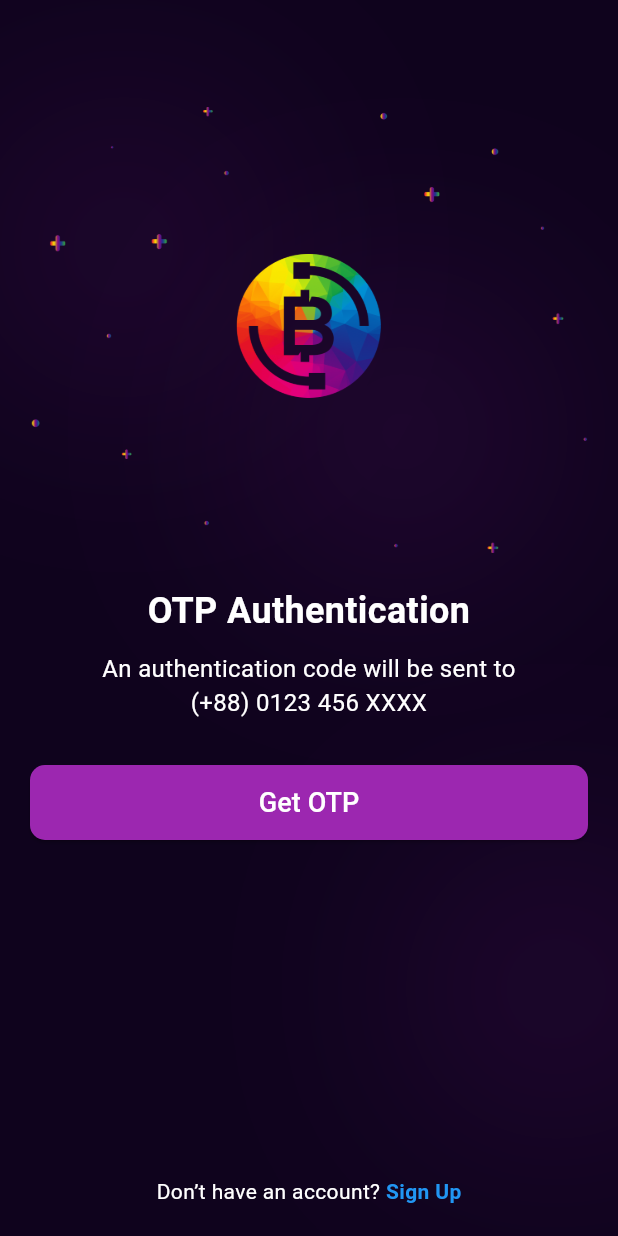
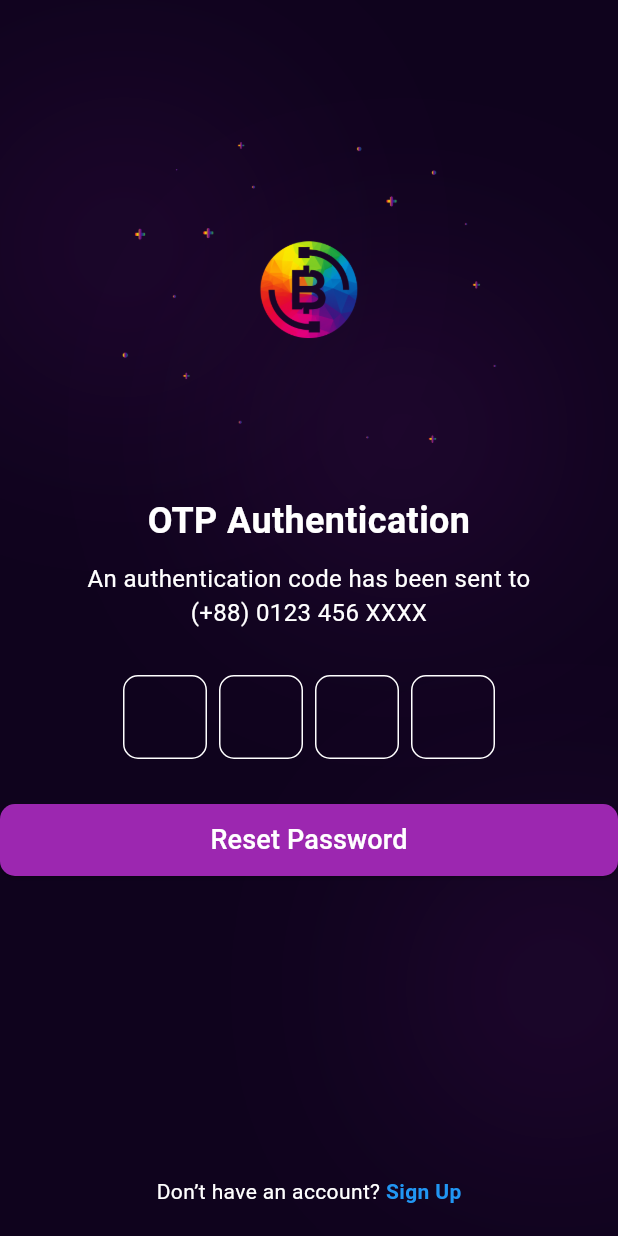
Before and after one commit to AshikurRahman848/bitcoin, a Flutter app: the ResetScreenView screen opened directly, after a tap on "Get OTP", on a phone screen of 412 x 824 dp. Run offline on Flutter 3.47's test engine with Material 3 defaults, Android fonts, the phone set to English and light mode, and no system bars; drawn by our look-alikes of pinput.

```diff
--- a/lib/ui/login.dart
+++ b/lib/ui/login.dart
@@ -30,7 +30,7 @@ class _LoginViewState extends State<LoginView> {
                 children: [
                   const SizedBox(height: 50),
                   Image.asset('assets/images/logo.png',
-                      width: 200, height: 200),
+                      width: 300, height: 300),
                   const SizedBox(height: 20),
                   TextField(
                     style: const TextStyle(color: Colors.white),
--- a/lib/ui/reset/otpscreen.dart
+++ b/lib/ui/reset/otpscreen.dart
@@ -1,5 +1,8 @@
+import 'package:bitcoin/ui/reset/newpassword.dart';
 import 'package:bitcoin/utils/backgroundpaint.dart';
 import 'package:flutter/material.dart';
+import 'package:bitcoin/ui/signup.dart';
+import 'package:pinput/pinput.dart';
 
 class OtpScreen extends StatefulWidget {
   const OtpScreen({super.key});
@@ -9,15 +12,154 @@ class OtpScreen extends StatefulWidget {
 }
 
 class _OtpScreenState extends State<OtpScreen> {
+  final TextEditingController pinController = TextEditingController();
+  final FocusNode focusNode = FocusNode();
+  final GlobalKey<FormState> formKey = GlobalKey<FormState>();
+
+  @override
+  void dispose() {
+    pinController.dispose();
+    focusNode.dispose();
+    super.dispose();
+  }
+
   @override
   Widget build(BuildContext context) {
+    final defaultPinTheme = PinTheme(
+      width: 56,
+      height: 56,
+      textStyle: const TextStyle(
+        fontSize: 20,
+        color: Colors.white,
+      ),
+      decoration: BoxDecoration(
+        border: Border.all(color: Colors.white),
+        borderRadius: BorderRadius.circular(10),
+        color: Colors.transparent,
+      ),
+    );
+
     return Scaffold(
       body: Stack(
         children: [
           CustomPaint(
-            size: Size(MediaQuery.of(context).size.width,
-                MediaQuery.of(context).size.height),
+            size: Size(
+              MediaQuery.of(context).size.width,
+              MediaQuery.of(context).size.height,
+            ),
             painter: BackgroundPainter(),
+          ),
+          SingleChildScrollView(
+            child: Column(
+              mainAxisAlignment: MainAxisAlignment.spaceBetween,
+              children: [
+                const SizedBox(height: 70),
+                Image.asset(
+                  'assets/images/logo.png',
+                  width: 250,
+                  height: 250,
+                ),
+                const SizedBox(height: 10),
+                const Text(
+                  'OTP Authentication',
+                  textAlign: TextAlign.center,
+                  style: TextStyle(
+                    fontSize: 24,
+                    fontWeight: FontWeight.bold,
+                    color: Colors.white,
+                  ),
+                ),
+                const SizedBox(height: 10),
+                const Text(
+                  'An authentication code has been sent to\n(+88) 0123 456 XXXX',
+                  textAlign: TextAlign.center,
+                  style: TextStyle(
+                    color: Colors.white,
+                    fontSize: 16,
+                  ),
+                ),
+                const SizedBox(height: 30),
+                Form(
+                  key: formKey,
+                  child: Column(
+                    mainAxisAlignment: MainAxisAlignment.center,
+                    children: [
+                      Directionality(
+                        textDirection: TextDirection.ltr,
+                        child: Pinput(
+                          controller: pinController,
+                          focusNode: focusNode,
+                          length: 4,
+                          defaultPinTheme: defaultPinTheme,
+                          autofocus: true,
+                          onCompleted: (pin) {
+                            debugPrint('onCompleted: $pin');
+                            // Add your logic for completed pin input here
+                          },
+                          onChanged: (value) {
+                            debugPrint('onChanged: $value');
+                            // Add your logic for changed pin input here
+                          },
+                        ),
+                      ),
+                    ],
+                  ),
+                ),
+                const SizedBox(height: 30),
+                ElevatedButton(
+                  onPressed: () {
+                    // Validate the form and navigate to the New Password screen
+                    if (formKey.currentState!.validate()) {
+                      Navigator.of(context).push(MaterialPageRoute(
+                        builder: (context) => const NewPasswordScreen(),
+                      ));
+                    }
+                  },
+                  style: ElevatedButton.styleFrom(
+                    backgroundColor: Colors.purple,
+                    minimumSize: const Size(double.infinity, 48),
+                    shape: RoundedRectangleBorder(
+                      borderRadius: BorderRadius.circular(10),
+                    ),
+                  ),
+                  child: const Text(
+                    'Reset Password',
+                    style: TextStyle(
+                      color: Colors.white,
+                      fontSize: 18,
+                    ),
+                  ),
+                ),
+                const SizedBox(height: 200),
+                Padding(
+                  padding: const EdgeInsets.only(bottom: 20.0),
+                  child: Row(
+                    mainAxisAlignment: MainAxisAlignment.center,
+                    children: [
+                      const Text(
+                        'Don’t have an account? ',
+                        style: TextStyle(color: Colors.white),
+                      ),
+                      GestureDetector(
+                        onTap: () {
+                          // Navigate to Sign Up screen
+                          Navigator.of(context).push(MaterialPageRoute(
+                            builder: (context) => const Signinview(),
+                          ));
+                        },
+                        child: const Text(
+                          'Sign Up',
+                          style: TextStyle(
+                            color: Colors.blue,
+                            fontWeight: FontWeight.bold,
+                          ),
+                        ),
+                      ),
+                    ],
+                  ),
+                ),
+              ],
+            ),
           ),
         ],
       ),
--- a/lib/ui/reset/resetscreen.dart
+++ b/lib/ui/reset/resetscreen.dart
@@ -1,3 +1,4 @@
+import 'package:bitcoin/ui/reset/otpscreen.dart';
 import 'package:bitcoin/ui/signup.dart';
 import 'package:bitcoin/utils/backgroundpaint.dart';
 import 'package:flutter/material.dart';
@@ -52,7 +53,7 @@ class _ResetScreenViewState extends State<ResetScreenView> {
                         onPressed: () {
                           // Navigating to another screen
                           Navigator.of(context).push(MaterialPageRoute(
-                            builder: (context) => const ResetScreenView(),
+                            builder: (context) => const OtpScreen(),
                           ));
                         },
                         style: ElevatedButton.styleFrom(
--- a/pubspec.yaml
+++ b/pubspec.yaml
@@ -35,6 +35,7 @@ dependencies:
   # Use with the CupertinoIcons class for iOS style icons.
   cupertino_icons: ^1.0.6
   gradient_borders:
+  pinput: ^5.0.0
 
 dev_dependencies:
   flutter_test:
```
Also changed, not shown: lib/ui/reset/newpassword.dart (added, +144 -0 lines), pubspec.lock.
